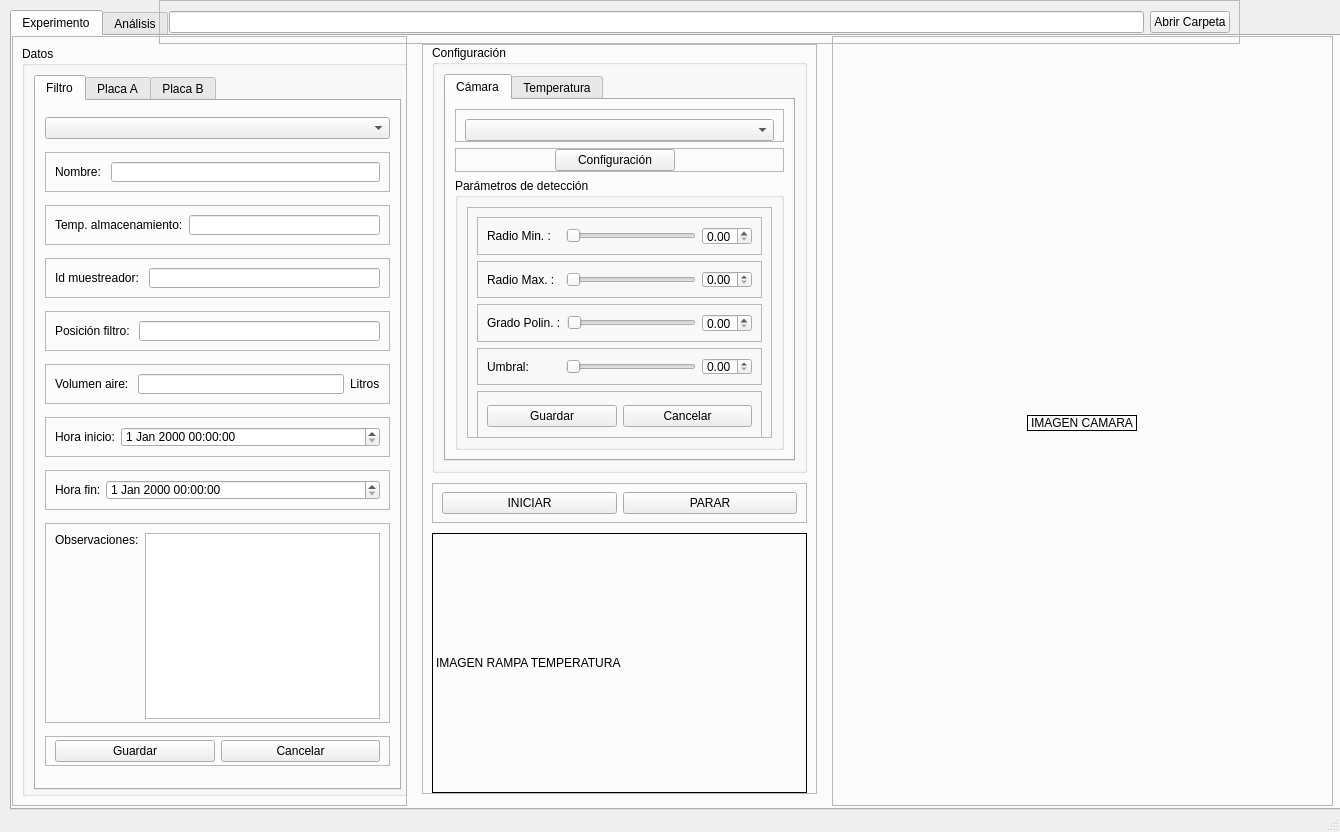
tigre437/interfaz-V0.1, file interfaz/GUI-UI/v1-interfaz.ui: the form before one commit.
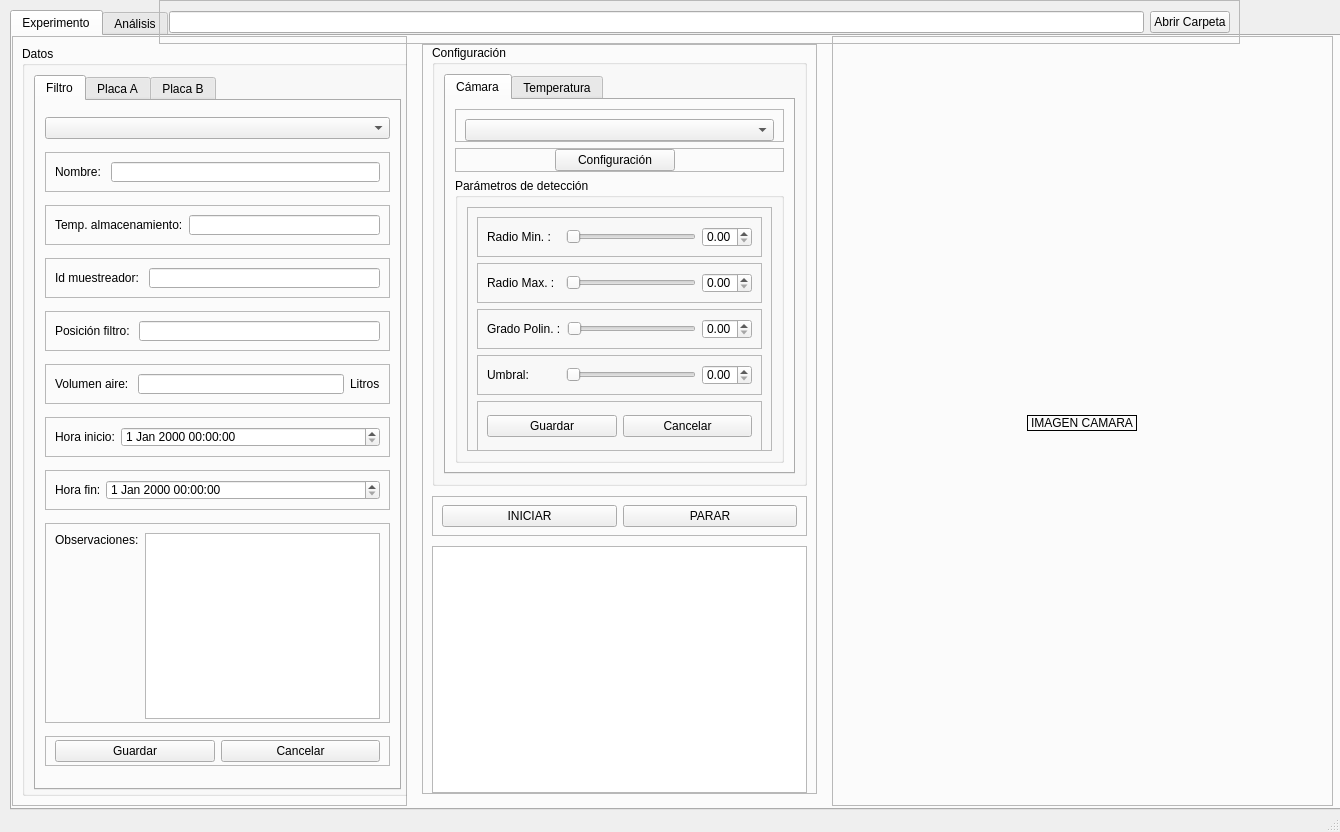
The form after the commit. Icons and pictures are not drawn.

Patch:
```diff
--- a/interfaz/GUI-UI/v1-interfaz.ui
+++ b/interfaz/GUI-UI/v1-interfaz.ui
@@ -1927,25 +1927,13 @@
         </widget>
        </item>
        <item>
-        <widget class="QLabel" name="labelRampa">
+        <widget class="QGraphicsView" name="graphicsView">
          <property name="minimumSize">
           <size>
-           <width>370</width>
-           <height>260</height>
+           <width>345</width>
+           <height>222</height>
           </size>
          </property>
-         <property name="maximumSize">
-          <size>
-           <width>16777215</width>
-           <height>297</height>
-          </size>
-         </property>
-         <property name="styleSheet">
-          <string notr="true">border: 1px solid black;</string>
-         </property>
-         <property name="text">
-          <string>IMAGEN RAMPA TEMPERATURA</string>
-         </property>
         </widget>
        </item>
       </layout>
```
